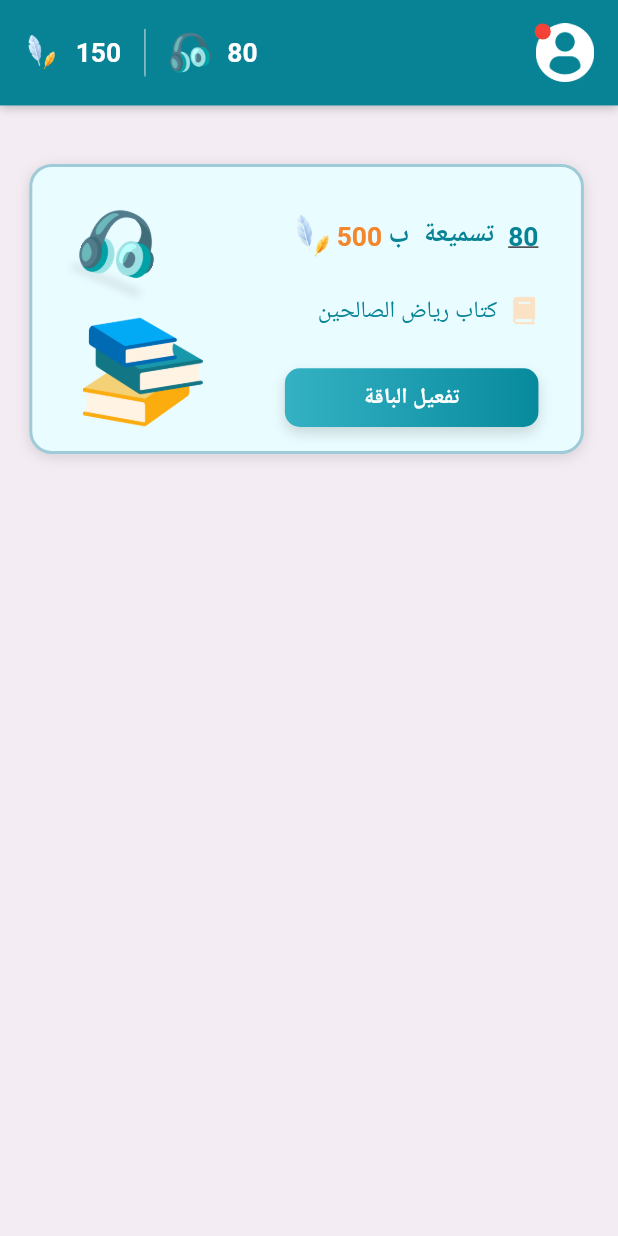
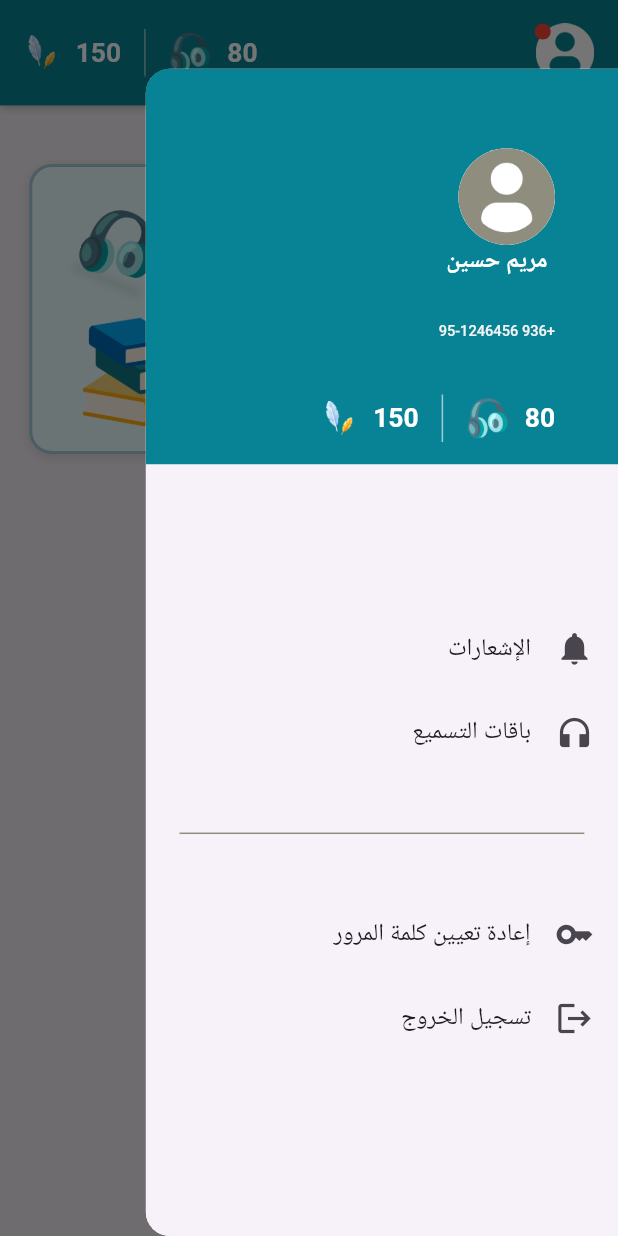
Before and after one commit to Tasnim-Aj/tasmeat_app, a Flutter app: the BaqaScreen screen opened directly, with the side drawer open (before the commit the screen has no drawer), on a phone screen of 412 x 824 dp. Run offline on Flutter 3.47's test engine with Material 3 defaults, Android fonts, the phone set to English and light mode, and no system bars; our stand-ins replace audioplayers, bloc, dio, flutter_bloc, flutter_dotenv, flutter_screenutil and 2 more; missing offline and left inert: record; network calls fail; Roboto replaces fonts that are missing (Cairo).

Commit message:
add drawer

```diff
--- a/lib/view/screens/auth/authentication_screen.dart
+++ b/lib/view/screens/auth/authentication_screen.dart
@@ -81,13 +81,7 @@ class AuthenticationScreen extends StatelessWidget {
                           width: 3.w,
                         ),
                         InkWell(
-                          onTap: () {
-                            // Navigator.push(
-                            //     context,
-                            //     MaterialPageRoute(
-                            //         builder: (context) =>
-                            //             ResetPassword1Screen()));
-                          },
+                          onTap: () {},
                           child: Text(
                             ' إرسال مرة أخرى',
                             style: Theme.of(context).textTheme.bodySmall,
--- a/lib/view/screens/baqa_screen.dart
+++ b/lib/view/screens/baqa_screen.dart
@@ -5,6 +5,7 @@ import 'package:flutter_screenutil/flutter_screenutil.dart';
 import 'package:google_fonts/google_fonts.dart';
 
 import '../style/app_colors.dart';
+import '../widgets/custom_drawer.dart';
 
 class BaqaScreen extends StatelessWidget {
   const BaqaScreen({super.key});
@@ -33,15 +34,21 @@ class BaqaScreen extends StatelessWidget {
               backgroundColor: Colors.transparent,
               elevation: 0,
               toolbarHeight: 72.h,
-              leading: Padding(
+              leading: Builder(builder: (context) {
+                return Padding(
                   padding: EdgeInsets.only(right: 15.r, top: 16.r),
                   child: Stack(
                     children: [
-                    Image.asset(
+                      InkWell(
+                        onTap: () {
+                          Scaffold.of(context).openDrawer();
+                        },
+                        child: Image.asset(
                           'assets/images/profile_user.png',
                           width: 40.w,
                           height: 40.h,
                           color: Colors.white,
+                        ),
                       ),
                       Positioned(
                         left: 0,
@@ -57,7 +64,8 @@ class BaqaScreen extends StatelessWidget {
                       ),
                     ],
                   ),
-              ),
+                );
+              }),
               actions: [
                 Padding(
                   padding: EdgeInsets.only(left: 18.r),
@@ -115,9 +123,17 @@ class BaqaScreen extends StatelessWidget {
                       ),
                     ],
                   ),
-                )
+                ),
               ],
             ),
+          ),
+        ),
+        drawer: Padding(
+          padding: EdgeInsets.only(top: 47.r),
+          child: Drawer(
+            width: 298.w,
+            backgroundColor: AppColors.containerSecondary,
+            child: CustomDrawer(),
           ),
         ),
         body: Container(
--- a/lib/view/screens/types_screen.dart
+++ b/lib/view/screens/types_screen.dart
@@ -3,6 +3,7 @@ import 'package:flutter_screenutil/flutter_screenutil.dart';
 import 'package:google_fonts/google_fonts.dart';
 import 'package:tasmeat_app/view/style/app_colors.dart';
 
+import '../widgets/custom_drawer.dart';
 import 'indexing_screen.dart';
 
 class TypesScreen extends StatelessWidget {
@@ -32,15 +33,21 @@ class TypesScreen extends StatelessWidget {
               backgroundColor: Colors.transparent,
               elevation: 0,
               toolbarHeight: 72.h,
-              leading: Padding(
+              leading: Builder(builder: (context) {
+                return Padding(
                   padding: EdgeInsets.only(right: 15.r, top: 16.r),
                   child: Stack(
                     children: [
-                    Image.asset(
+                      InkWell(
+                        onTap: () {
+                          Scaffold.of(context).openDrawer();
+                        },
+                        child: Image.asset(
                           'assets/images/profile_user.png',
                           width: 40.w,
                           height: 40.h,
                           color: Colors.white,
+                        ),
                       ),
                       Positioned(
                         left: 0,
@@ -56,7 +63,8 @@ class TypesScreen extends StatelessWidget {
                       ),
                     ],
                   ),
-              ),
+                );
+              }),
               title: Text(
                 'المقررات',
                 style: GoogleFonts.cairo(
@@ -68,6 +76,14 @@ class TypesScreen extends StatelessWidget {
                 ),
               ),
             ),
+          ),
+        ),
+        drawer: Padding(
+          padding: EdgeInsets.only(top: 47.r),
+          child: Drawer(
+            width: 298.w,
+            backgroundColor: AppColors.containerSecondary,
+            child: CustomDrawer(),
           ),
         ),
         body: Stack(
--- /dev/null
+++ b/lib/view/widgets/custom_drawer.dart
@@ -0,0 +1,217 @@
+import 'dart:math';
+
+import 'package:flutter/material.dart';
+import 'package:flutter_screenutil/flutter_screenutil.dart';
+import 'package:google_fonts/google_fonts.dart';
+import 'package:tasmeat_app/view/screens/auth/reset_password1_screen.dart';
+import 'package:tasmeat_app/view/screens/baqa_screen.dart';
+import 'package:tasmeat_app/view/style/app_colors.dart';
+
+class CustomDrawer extends StatelessWidget {
+  const CustomDrawer({super.key});
+
+  @override
+  Widget build(BuildContext context) {
+    return Directionality(
+      textDirection: TextDirection.rtl,
+      child: Drawer(
+        width: 280,
+        child: Column(
+          children: [
+            Expanded(
+              child: ListView(
+                padding: EdgeInsets.zero,
+                children: [
+                  _buildHeader(context),
+                  SizedBox(
+                    height: 95,
+                  ),
+                  _buildMenuItem(
+                    context,
+                    icon: Icons.notifications,
+                    title: "الإشعارات",
+                    onTap: () {},
+                  ),
+                  _buildMenuItem(
+                    context,
+                    icon: Icons.headphones,
+                    title: "باقات التسميع",
+                    onTap: () {
+                      Navigator.push(
+                          context,
+                          MaterialPageRoute(
+                              builder: (context) => BaqaScreen()));
+                    },
+                  ),
+                  Padding(
+                    padding: EdgeInsets.only(
+                        left: 23.r, right: 23.r, top: 40.r, bottom: 40.r),
+                    child: Divider(
+                      height: 0.5.h,
+                      color: AppColors.textSecondary,
+                    ),
+                  ),
+                  _buildMenuItem(
+                    context,
+                    icon: Icons.key,
+                    title: "إعادة تعيين كلمة المرور",
+                    onTap: () {
+                      Navigator.push(
+                          context,
+                          MaterialPageRoute(
+                              builder: (context) => ResetPassword1Screen()));
+                    },
+                  ),
+                  _buildMenuItem(
+                    context,
+                    icon: Icons.logout,
+                    title: "تسجيل الخروج",
+                    onTap: () {},
+                  ),
+                ],
+              ),
+            ),
+          ],
+        ),
+      ),
+    );
+  }
+
+  Widget _buildHeader(BuildContext context) {
+    return Container(
+      height: 270.h,
+      decoration: BoxDecoration(
+        color: AppColors.primary,
+      ),
+      child: Padding(
+        padding: EdgeInsets.only(top: 53, right: 42),
+        child: Column(
+          crossAxisAlignment: CrossAxisAlignment.start,
+          children: [
+            CircleAvatar(
+              radius: 33.r,
+              backgroundColor: Colors.white,
+              backgroundImage: AssetImage(
+                'assets/images/profile_user.png',
+              ),
+            ),
+            SizedBox(height: 3.h),
+            Container(
+              height: 60,
+              child: Column(
+                mainAxisAlignment: MainAxisAlignment.spaceBetween,
+                children: [
+                  Text(
+                    "مريم حسين",
+                    style: Theme.of(context)
+                        .textTheme
+                        .bodyMedium
+                        ?.copyWith(color: AppColors.containerSecondary),
+                  ),
+                  // SizedBox(
+                  //   height: 4.h,
+                  // ),
+                  Text(
+                    "+936 95-1246456",
+                    style: GoogleFonts.cairo(
+                        fontWeight: FontWeight.w500,
+                        fontSize: 10.sp,
+                        letterSpacing: 0.0,
+                        height: 1.0,
+                        color: Color(0xFFF4F4F4)),
+                  ),
+                ],
+              ),
+            ),
+            // SizedBox(height: 29.86.h),
+            Spacer(),
+            Padding(
+              padding: EdgeInsets.only(left: 18.r, bottom: 16),
+              child: Row(
+                children: [
+                  Row(
+                    children: [
+                      Text(
+                        '80',
+                        style: GoogleFonts.cairo(
+                          fontWeight: FontWeight.w700,
+                          fontSize: 18.sp,
+                          color: AppColors.containerSecondary,
+                        ),
+                      ),
+                      SizedBox(
+                        width: 9.w,
+                      ),
+                      Image.asset(
+                        'assets/images/headphones.png',
+                        width: 28.w,
+                        height: 28.h,
+                      ),
+                    ],
+                  ),
+                  Transform.rotate(
+                    angle: 90 * (pi / 180),
+                    child: Container(
+                      width: 30.w,
+                      height: 0,
+                      decoration: BoxDecoration(
+                          border:
+                              Border.all(width: 0.5, color: Color(0xFF9FCAD7))),
+                    ),
+                  ),
+                  Row(
+                    children: [
+                      Text(
+                        '150',
+                        style: GoogleFonts.cairo(
+                          fontWeight: FontWeight.w700,
+                          fontSize: 18.sp,
+                          color: AppColors.containerSecondary,
+                        ),
+                      ),
+                      SizedBox(
+                        width: 9.w,
+                      ),
+                      Image.asset(
+                        'assets/images/feathers.png',
+                        width: 22.17.w,
+                        height: 30.h,
+                      ),
+                    ],
+                  ),
+                ],
+              ),
+            ),
+          ],
+        ),
+      ),
+    );
+  }
+
+  Widget _buildMenuItem(
+    BuildContext context, {
+    required IconData icon,
+    required String title,
+    required VoidCallback onTap,
+  }) {
+    return ListTile(
+      leading: Icon(icon, size: 26),
+      title: Text(title, style: TextStyle(fontSize: 16)),
+      onTap: onTap,
+    );
+  }
+
+  Widget _buildFooter(BuildContext context) {
+    return Padding(
+      padding: EdgeInsets.all(16),
+      child: ElevatedButton.icon(
+        icon: Icon(Icons.exit_to_app),
+        label: Text("تسجيل الخروج"),
+        onPressed: () {},
+        style: ElevatedButton.styleFrom(
+          minimumSize: Size(double.infinity, 50),
+        ),
+      ),
+    );
+  }
+}
--- a/pubspec.yaml
+++ b/pubspec.yaml
@@ -40,16 +40,11 @@ dependencies:
   record: ^6.0.0
   path_provider: ^2.1.5
   flutter_dotenv: ^5.2.1
-  web_socket_channel: ^3.0.3
-  flutter_sound: ^9.28.0
-  http: ^1.4.0
   flutter_bloc: ^9.1.1
   bloc: ^9.0.0
   flutter_screenutil: ^5.9.3
   google_fonts: ^6.3.0
   audioplayers: ^6.4.0
-  blobs: ^2.0.0
-  super_tooltip: ^2.1.0
 
 dev_dependencies:
   flutter_test:
```
Also changed, not shown: pubspec.lock. Lines whose indentation alone changed are shown as unchanged.
